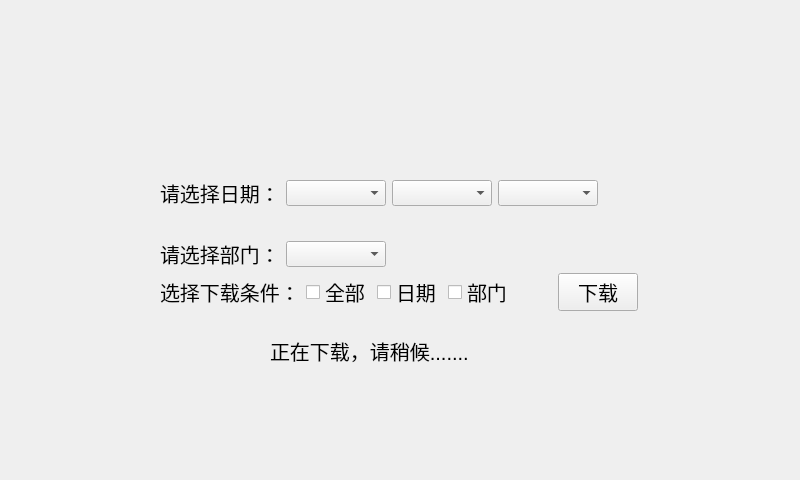
Old version of the form downloadwindow.ui in the repository jindezhang/kqj.
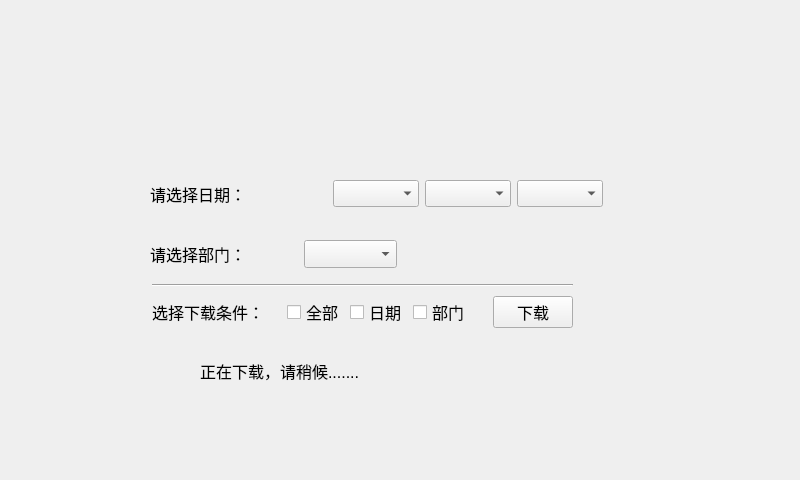
New version of the form. Custom widgets are drawn as their Qt base class.

Patch:
```diff
--- a/downloadwindow.ui
+++ b/downloadwindow.ui
@@ -33,15 +33,15 @@
    <widget class="QLabel" name="l_tip">
     <property name="geometry">
      <rect>
-      <x>270</x>
-      <y>330</y>
-      <width>251</width>
-      <height>41</height>
+      <x>200</x>
+      <y>340</y>
+      <width>311</width>
+      <height>61</height>
      </rect>
     </property>
     <property name="font">
      <font>
-      <pointsize>15</pointsize>
+      <pointsize>12</pointsize>
      </font>
     </property>
     <property name="text">
@@ -51,154 +51,60 @@
    <widget class="QWidget" name="layoutWidget">
     <property name="geometry">
      <rect>
-      <x>160</x>
-      <y>180</y>
-      <width>478</width>
-      <height>131</height>
+      <x>0</x>
+      <y>0</y>
+      <width>801</width>
+      <height>61</height>
      </rect>
     </property>
-    <layout class="QVBoxLayout" name="verticalLayout_2">
+    <layout class="QHBoxLayout" name="horizontalLayout_3">
      <item>
-      <layout class="QVBoxLayout" name="verticalLayout">
-       <item>
-        <layout class="QHBoxLayout" name="horizontalLayout_2">
-         <item>
-          <widget class="QLabel" name="label_2">
-           <property name="font">
-            <font>
-             <pointsize>15</pointsize>
-            </font>
-           </property>
-           <property name="text">
-            <string>请选择日期：</string>
-           </property>
-          </widget>
-         </item>
-         <item>
-          <widget class="QComboBox" name="cbb_year">
-           <property name="font">
-            <font>
-             <pointsize>15</pointsize>
-            </font>
-           </property>
-          </widget>
-         </item>
-         <item>
-          <widget class="QComboBox" name="cbb_month">
-           <property name="font">
-            <font>
-             <pointsize>15</pointsize>
-            </font>
-           </property>
-          </widget>
-         </item>
-         <item>
-          <widget class="QComboBox" name="cbb_day">
-           <property name="font">
-            <font>
-             <pointsize>15</pointsize>
-            </font>
-           </property>
-          </widget>
-         </item>
-         <item>
-          <spacer name="horizontalSpacer_3">
-           <property name="orientation">
-            <enum>Qt::Horizontal</enum>
-           </property>
-           <property name="sizeHint" stdset="0">
-            <size>
-             <width>40</width>
-             <height>20</height>
-            </size>
-           </property>
-          </spacer>
-         </item>
-        </layout>
-       </item>
-       <item>
-        <widget class="QLabel" name="labl">
-         <property name="minimumSize">
-          <size>
-           <width>20</width>
-           <height>0</height>
-          </size>
-         </property>
-         <property name="font">
-          <font>
-           <pointsize>15</pointsize>
-          </font>
-         </property>
-         <property name="text">
-          <string/>
-         </property>
-        </widget>
-       </item>
-       <item>
-        <layout class="QHBoxLayout" name="horizontalLayout_4">
-         <item>
-          <widget class="QLabel" name="label_4">
-           <property name="font">
-            <font>
-             <pointsize>15</pointsize>
-            </font>
-           </property>
-           <property name="text">
-            <string>请选择部门：</string>
-           </property>
-          </widget>
-         </item>
-         <item>
-          <widget class="QComboBox" name="cbb_depart">
-           <property name="font">
-            <font>
-             <pointsize>15</pointsize>
-            </font>
-           </property>
-          </widget>
-         </item>
-         <item>
-          <spacer name="horizontalSpacer_5">
-           <property name="orientation">
-            <enum>Qt::Horizontal</enum>
-           </property>
-           <property name="sizeHint" stdset="0">
-            <size>
-             <width>40</width>
-             <height>20</height>
-            </size>
-           </property>
-          </spacer>
-         </item>
-         <item>
-          <spacer name="horizontalSpacer">
-           <property name="orientation">
-            <enum>Qt::Horizontal</enum>
-           </property>
-           <property name="sizeHint" stdset="0">
-            <size>
-             <width>40</width>
-             <height>20</height>
-            </size>
-           </property>
-          </spacer>
-         </item>
-         <item>
-          <spacer name="horizontalSpacer_8">
-           <property name="orientation">
-            <enum>Qt::Horizontal</enum>
-           </property>
-           <property name="sizeHint" stdset="0">
-            <size>
-             <width>40</width>
-             <height>20</height>
-            </size>
-           </property>
-          </spacer>
-         </item>
-        </layout>
-       </item>
-      </layout>
+      <spacer name="horizontalSpacer_4">
+       <property name="orientation">
+        <enum>Qt::Horizontal</enum>
+       </property>
+       <property name="sizeHint" stdset="0">
+        <size>
+         <width>40</width>
+         <height>20</height>
+        </size>
+       </property>
+      </spacer>
+     </item>
+     <item>
+      <widget class="top" name="wg_top" native="true"/>
+     </item>
+     <item>
+      <spacer name="horizontalSpacer_6">
+       <property name="orientation">
+        <enum>Qt::Horizontal</enum>
+       </property>
+       <property name="sizeHint" stdset="0">
+        <size>
+         <width>40</width>
+         <height>20</height>
+        </size>
+       </property>
+      </spacer>
+     </item>
+    </layout>
+   </widget>
+   <widget class="QWidget" name="">
+    <property name="geometry">
+     <rect>
+      <x>152</x>
+      <y>281</y>
+      <width>421</width>
+      <height>51</height>
+     </rect>
+    </property>
+    <layout class="QVBoxLayout" name="verticalLayout">
+     <item>
+      <widget class="Line" name="line">
+       <property name="orientation">
+        <enum>Qt::Horizontal</enum>
+       </property>
+      </widget>
      </item>
      <item>
       <layout class="QHBoxLayout" name="horizontalLayout">
@@ -206,7 +112,7 @@
         <widget class="QLabel" name="label">
          <property name="font">
           <font>
-           <pointsize>15</pointsize>
+           <pointsize>12</pointsize>
           </font>
          </property>
          <property name="text">
@@ -214,11 +120,24 @@
          </property>
         </widget>
        </item>
+       <item>
+        <spacer name="horizontalSpacer">
+         <property name="orientation">
+          <enum>Qt::Horizontal</enum>
+         </property>
+         <property name="sizeHint" stdset="0">
+          <size>
+           <width>40</width>
+           <height>20</height>
+          </size>
+         </property>
+        </spacer>
+       </item>
        <item>
         <widget class="QCheckBox" name="cb_all">
          <property name="font">
           <font>
-           <pointsize>15</pointsize>
+           <pointsize>12</pointsize>
           </font>
          </property>
          <property name="text">
@@ -230,7 +149,7 @@
         <widget class="QCheckBox" name="cb_date">
          <property name="font">
           <font>
-           <pointsize>15</pointsize>
+           <pointsize>12</pointsize>
           </font>
          </property>
          <property name="text">
@@ -242,7 +161,7 @@
         <widget class="QCheckBox" name="cb_depart">
          <property name="font">
           <font>
-           <pointsize>15</pointsize>
+           <pointsize>12</pointsize>
           </font>
          </property>
          <property name="text">
@@ -267,7 +186,7 @@
         <widget class="QPushButton" name="bt_down">
          <property name="font">
           <font>
-           <pointsize>15</pointsize>
+           <pointsize>12</pointsize>
           </font>
          </property>
          <property name="text">
@@ -279,6 +198,116 @@
      </item>
     </layout>
    </widget>
+   <widget class="QWidget" name="">
+    <property name="geometry">
+     <rect>
+      <x>150</x>
+      <y>180</y>
+      <width>453</width>
+      <height>28</height>
+     </rect>
+    </property>
+    <layout class="QHBoxLayout" name="horizontalLayout_2">
+     <item>
+      <widget class="QLabel" name="label_2">
+       <property name="font">
+        <font>
+         <pointsize>12</pointsize>
+        </font>
+       </property>
+       <property name="text">
+        <string>请选择日期：</string>
+       </property>
+      </widget>
+     </item>
+     <item>
+      <spacer name="horizontalSpacer_3">
+       <property name="orientation">
+        <enum>Qt::Horizontal</enum>
+       </property>
+       <property name="sizeHint" stdset="0">
+        <size>
+         <width>40</width>
+         <height>20</height>
+        </size>
+       </property>
+      </spacer>
+     </item>
+     <item>
+      <widget class="QComboBox" name="cbb_year">
+       <property name="font">
+        <font>
+         <pointsize>12</pointsize>
+        </font>
+       </property>
+      </widget>
+     </item>
+     <item>
+      <widget class="QComboBox" name="cbb_month">
+       <property name="font">
+        <font>
+         <pointsize>12</pointsize>
+        </font>
+       </property>
+      </widget>
+     </item>
+     <item>
+      <widget class="QComboBox" name="cbb_day">
+       <property name="font">
+        <font>
+         <pointsize>12</pointsize>
+        </font>
+       </property>
+      </widget>
+     </item>
+    </layout>
+   </widget>
+   <widget class="QWidget" name="">
+    <property name="geometry">
+     <rect>
+      <x>150</x>
+      <y>240</y>
+      <width>247</width>
+      <height>28</height>
+     </rect>
+    </property>
+    <layout class="QHBoxLayout" name="horizontalLayout_4">
+     <item>
+      <widget class="QLabel" name="label_4">
+       <property name="font">
+        <font>
+         <pointsize>12</pointsize>
+        </font>
+       </property>
+       <property name="text">
+        <string>请选择部门：</string>
+       </property>
+      </widget>
+     </item>
+     <item>
+      <spacer name="horizontalSpacer_5">
+       <property name="orientation">
+        <enum>Qt::Horizontal</enum>
+       </property>
+       <property name="sizeHint" stdset="0">
+        <size>
+         <width>40</width>
+         <height>20</height>
+        </size>
+       </property>
+      </spacer>
+     </item>
+     <item>
+      <widget class="QComboBox" name="cbb_depart">
+       <property name="font">
+        <font>
+         <pointsize>13</pointsize>
+        </font>
+       </property>
+      </widget>
+     </item>
+    </layout>
+   </widget>
   </widget>
  </widget>
  <customwidgets>
```
Left out of the diff: 18 changed lines with no effect on the pictures.
